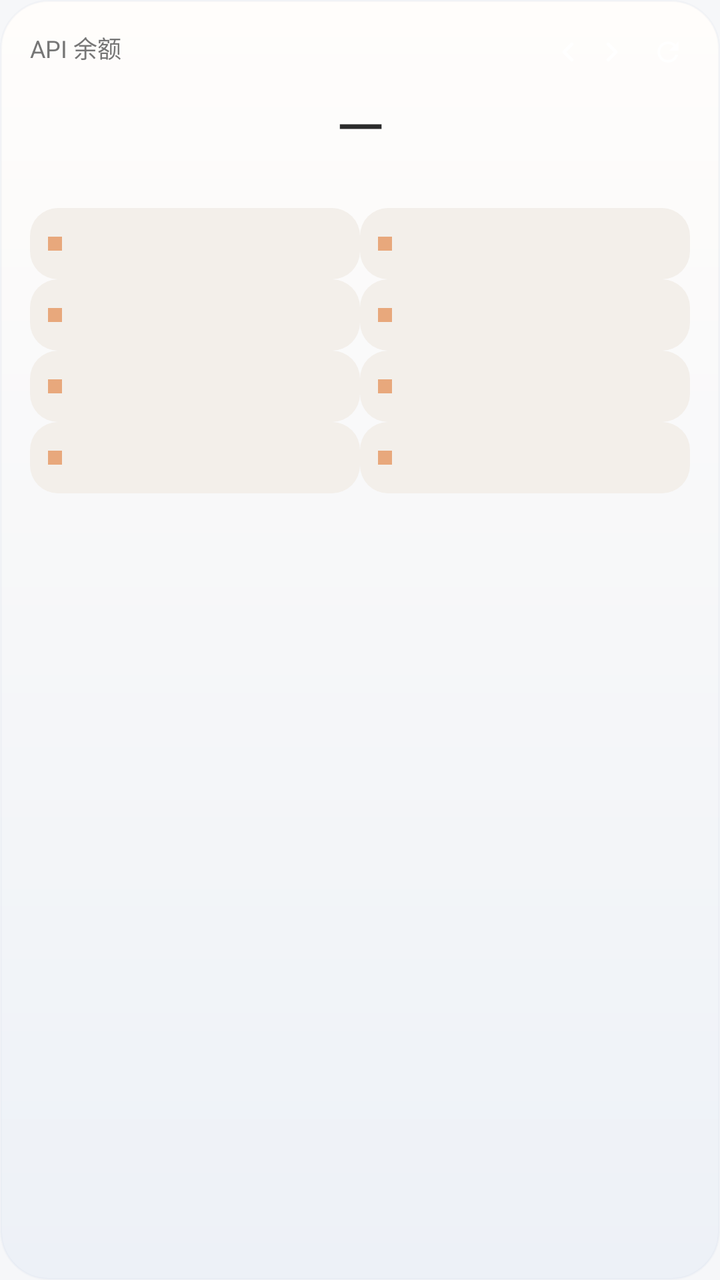
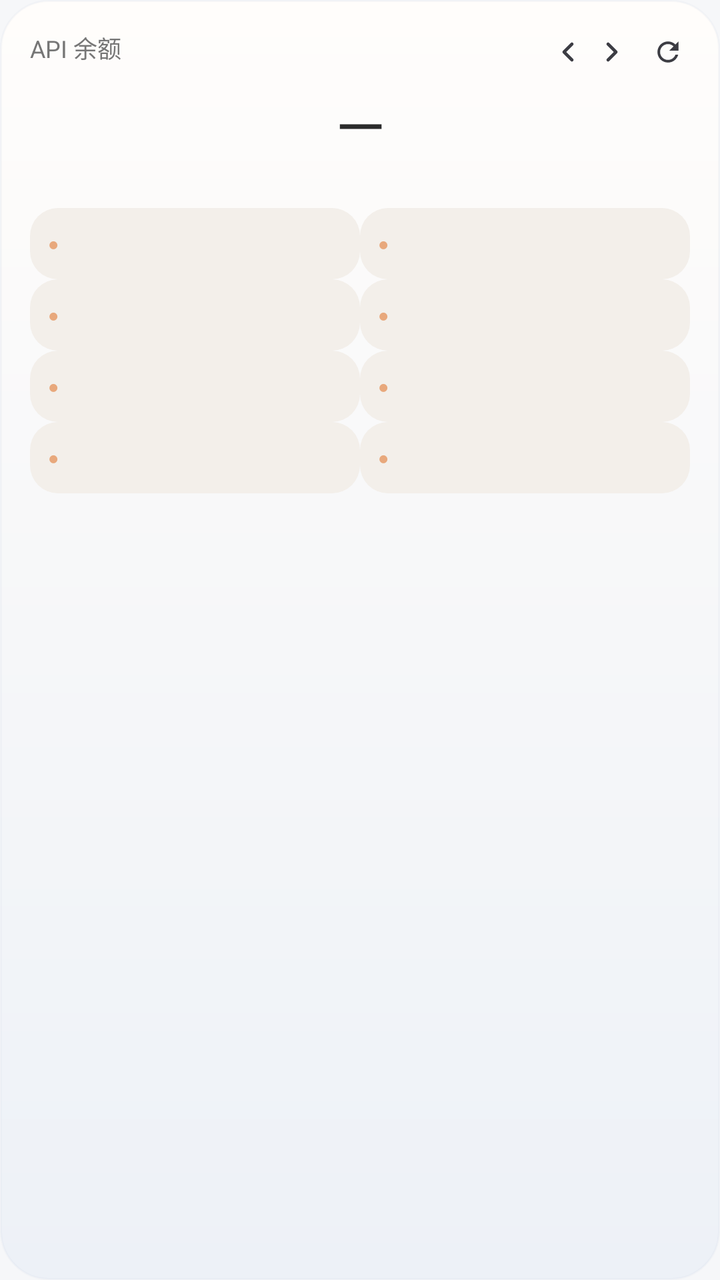

Screens rendered from an Android XML layout before and after an edit, with the pre-edit source and the edit as a unified diff.
<!-- AndroidManifest.xml: application theme AppTheme -->
<!-- res/layout/widget_style6.xml -->
<?xml version="1.0" encoding="utf-8"?>
<FrameLayout xmlns:android="http://schemas.android.com/apk/res/android"
    android:id="@+id/w2_root"
    android:layout_width="match_parent"
    android:layout_height="match_parent"
    android:background="@drawable/wg_t6"
    android:padding="15dp">

    <LinearLayout
        android:layout_width="match_parent"
        android:layout_height="wrap_content"
        android:orientation="vertical">

        <LinearLayout
            android:layout_width="match_parent"
            android:layout_height="wrap_content"
            android:orientation="horizontal"
            android:gravity="left">

            <TextView
                android:id="@+id/w2_title"
                android:layout_width="0dp"
                android:layout_height="wrap_content"
                android:layout_weight="1"
                android:minWidth="0dp"
                android:singleLine="true"
                android:ellipsize="end"
                android:includeFontPadding="false"
                android:textColor="#FF767676"
                android:textSize="12sp"
                android:text="API 余额" />

            <TextView
                android:id="@+id/w2_page"
                android:layout_width="wrap_content"
                android:layout_height="wrap_content"
                android:layout_marginStart="4dp"
                android:minWidth="0dp"
                android:includeFontPadding="false"
                android:textColor="#FF767676"
                android:textSize="10.5sp" />

            <ImageView
                android:id="@+id/w2_prev"
                android:clickable="true"
                android:focusable="true"
                android:layout_width="22dp"
                android:layout_height="22dp"
                android:layout_marginStart="2dp"
                android:scaleType="fitCenter"
                android:src="@drawable/ic_chevron_left"
                android:contentDescription="上一页" />

            <ImageView
                android:id="@+id/w2_next"
                android:clickable="true"
                android:focusable="true"
                android:layout_width="22dp"
                android:layout_height="22dp"
                android:scaleType="fitCenter"
                android:src="@drawable/ic_chevron_right"
                android:contentDescription="下一页" />

            <ImageView
                android:id="@+id/w2_refresh"
                android:clickable="true"
                android:focusable="true"
                android:layout_width="22dp"
                android:layout_height="22dp"
                android:layout_marginStart="6dp"
                android:scaleType="fitCenter"
                android:src="@drawable/ic_refresh"
                android:contentDescription="刷新" />
        </LinearLayout>

        <TextView
            android:id="@+id/w2_total"
            android:layout_width="match_parent"
            android:layout_height="wrap_content"
            android:layout_marginTop="8dp"
            android:includeFontPadding="false"
            android:gravity="center"
            android:textColor="@color/ws6_tx"
            android:textSize="32sp"
            android:text="—" />

        <TextView
            android:id="@+id/w2_sub"
            android:layout_width="match_parent"
            android:layout_height="wrap_content"
            android:layout_marginTop="2dp"
            android:includeFontPadding="false"
            android:singleLine="true"
            android:ellipsize="end"
            android:gravity="center"
            android:textColor="@color/ws6_tx3"
            android:textSize="10sp" />

        <LinearLayout
            android:layout_width="match_parent"
            android:layout_height="0dp"
            android:layout_weight="1"
            android:layout_marginTop="8dp"
            android:orientation="vertical">

            <LinearLayout
                android:id="@+id/w2_row1"
                android:layout_width="match_parent"
                android:layout_height="wrap_content"
                android:orientation="horizontal"
                android:gravity="center_vertical">


                <LinearLayout
                    android:id="@+id/w2_slot1"
                    android:layout_width="0dp"
                    android:layout_height="wrap_content"
                    android:layout_weight="1"
                    android:orientation="horizontal"
                    android:gravity="center_vertical"
                    android:padding="9dp"
                    android:background="@drawable/wslot_clay">

                    <TextView
                        android:id="@+id/w2_dot1"
                        android:layout_width="7dp"
                        android:layout_height="7dp"
                        android:layout_marginEnd="7dp"
                        android:background="@color/ws6_accent" />

                    <TextView
                        android:id="@+id/w2_name1"
                        android:layout_width="0dp"
                        android:layout_height="wrap_content"
                        android:layout_weight="1"
                        android:minWidth="0dp"
                        android:singleLine="true"
                        android:ellipsize="end"
                        android:includeFontPadding="false"
                        android:textColor="@color/ws6_tx2"
                        android:textSize="12sp" />

                    <TextView
                        android:id="@+id/w2_val1"
                        android:layout_width="wrap_content"
                        android:layout_height="wrap_content"
                        android:includeFontPadding="false"
                        android:textColor="@color/ws6_tx"
                        android:textSize="15sp" />
                </LinearLayout>

                <LinearLayout
                    android:id="@+id/w2_slot2"
                    android:layout_width="0dp"
                    android:layout_height="wrap_content"
                    android:layout_weight="1"
                    android:orientation="horizontal"
                    android:gravity="center_vertical"
                    android:padding="9dp"
                    android:background="@drawable/wslot_clay">

                    <TextView
                        android:id="@+id/w2_dot2"
                        android:layout_width="7dp"
                        android:layout_height="7dp"
                        android:layout_marginEnd="7dp"
                        android:background="@color/ws6_accent" />

                    <TextView
                        android:id="@+id/w2_name2"
                        android:layout_width="0dp"
                        android:layout_height="wrap_content"
                        android:layout_weight="1"
                        android:minWidth="0dp"
                        android:singleLine="true"
                        android:ellipsize="end"
                        android:includeFontPadding="false"
                        android:textColor="@color/ws6_tx2"
                        android:textSize="12sp" />

                    <TextView
                        android:id="@+id/w2_val2"
                        android:layout_width="wrap_content"
                        android:layout_height="wrap_content"
                        android:includeFontPadding="false"
                        android:textColor="@color/ws6_tx"
                        android:textSize="15sp" />
                </LinearLayout>
            </LinearLayout>

            <TextView
                android:id="@+id/w2_div1"
                android:layout_width="match_parent"
                android:layout_height="0dp"
                android:visibility="gone" />

            <LinearLayout
                android:id="@+id/w2_row2"
                android:layout_width="match_parent"
                android:layout_height="wrap_content"
                android:orientation="horizontal"
                android:gravity="center_vertical">


                <LinearLayout
                    android:id="@+id/w2_slot3"
                    android:layout_width="0dp"
                    android:layout_height="wrap_content"
                    android:layout_weight="1"
                    android:orientation="horizontal"
                    android:gravity="center_vertical"
                    android:padding="9dp"
                    android:background="@drawable/wslot_clay">

                    <TextView
                        android:id="@+id/w2_dot3"
                        android:layout_width="7dp"
                        android:layout_height="7dp"
                        android:layout_marginEnd="7dp"
                        android:background="@color/ws6_accent" />

                    <TextView
                        android:id="@+id/w2_name3"
                        android:layout_width="0dp"
                        android:layout_height="wrap_content"
                        android:layout_weight="1"
                        android:minWidth="0dp"
                        android:singleLine="true"
                        android:ellipsize="end"
                        android:includeFontPadding="false"
                        android:textColor="@color/ws6_tx2"
                        android:textSize="12sp" />

                    <TextView
                        android:id="@+id/w2_val3"
                        android:layout_width="wrap_content"
                        android:layout_height="wrap_content"
                        android:includeFontPadding="false"
                        android:textColor="@color/ws6_tx"
                        android:textSize="15sp" />
                </LinearLayout>

                <LinearLayout
                    android:id="@+id/w2_slot4"
                    android:layout_width="0dp"
                    android:layout_height="wrap_content"
                    android:layout_weight="1"
                    android:orientation="horizontal"
                    android:gravity="center_vertical"
                    android:padding="9dp"
                    android:background="@drawable/wslot_clay">

                    <TextView
                        android:id="@+id/w2_dot4"
                        android:layout_width="7dp"
                        android:layout_height="7dp"
                        android:layout_marginEnd="7dp"
                        android:background="@color/ws6_accent" />

                    <TextView
                        android:id="@+id/w2_name4"
                        android:layout_width="0dp"
                        android:layout_height="wrap_content"
                        android:layout_weight="1"
                        android:minWidth="0dp"
                        android:singleLine="true"
                        android:ellipsize="end"
                        android:includeFontPadding="false"
                        android:textColor="@color/ws6_tx2"
                        android:textSize="12sp" />

                    <TextView
                        android:id="@+id/w2_val4"
                        android:layout_width="wrap_content"
                        android:layout_height="wrap_content"
                        android:includeFontPadding="false"
                        android:textColor="@color/ws6_tx"
                        android:textSize="15sp" />
                </LinearLayout>
            </LinearLayout>

            <TextView
                android:id="@+id/w2_div2"
                android:layout_width="match_parent"
                android:layout_height="0dp"
                android:visibility="gone" />

            <LinearLayout
                android:id="@+id/w2_row3"
                android:layout_width="match_parent"
                android:layout_height="wrap_content"
                android:orientation="horizontal"
                android:gravity="center_vertical">


                <LinearLayout
                    android:id="@+id/w2_slot5"
                    android:layout_width="0dp"
                    android:layout_height="wrap_content"
                    android:layout_weight="1"
                    android:orientation="horizontal"
                    android:gravity="center_vertical"
                    android:padding="9dp"
                    android:background="@drawable/wslot_clay">

                    <TextView
                        android:id="@+id/w2_dot5"
                        android:layout_width="7dp"
                        android:layout_height="7dp"
                        android:layout_marginEnd="7dp"
                        android:background="@color/ws6_accent" />

                    <TextView
                        android:id="@+id/w2_name5"
                        android:layout_width="0dp"
                        android:layout_height="wrap_content"
                        android:layout_weight="1"
                        android:minWidth="0dp"
                        android:singleLine="true"
                        android:ellipsize="end"
                        android:includeFontPadding="false"
                        android:textColor="@color/ws6_tx2"
                        android:textSize="12sp" />

                    <TextView
                        android:id="@+id/w2_val5"
                        android:layout_width="wrap_content"
                        android:layout_height="wrap_content"
                        android:includeFontPadding="false"
                        android:textColor="@color/ws6_tx"
                        android:textSize="15sp" />
                </LinearLayout>

                <LinearLayout
                    android:id="@+id/w2_slot6"
                    android:layout_width="0dp"
                    android:layout_height="wrap_content"
                    android:layout_weight="1"
                    android:orientation="horizontal"
                    android:gravity="center_vertical"
                    android:padding="9dp"
                    android:background="@drawable/wslot_clay">

                    <TextView
                        android:id="@+id/w2_dot6"
                        android:layout_width="7dp"
                        android:layout_height="7dp"
                        android:layout_marginEnd="7dp"
                        android:background="@color/ws6_accent" />

                    <TextView
                        android:id="@+id/w2_name6"
                        android:layout_width="0dp"
                        android:layout_height="wrap_content"
                        android:layout_weight="1"
                        android:minWidth="0dp"
                        android:singleLine="true"
                        android:ellipsize="end"
                        android:includeFontPadding="false"
                        android:textColor="@color/ws6_tx2"
                        android:textSize="12sp" />

                    <TextView
                        android:id="@+id/w2_val6"
                        android:layout_width="wrap_content"
                        android:layout_height="wrap_content"
                        android:includeFontPadding="false"
                        android:textColor="@color/ws6_tx"
                        android:textSize="15sp" />
                </LinearLayout>
            </LinearLayout>

            <TextView
                android:id="@+id/w2_div3"
                android:layout_width="match_parent"
                android:layout_height="0dp"
                android:visibility="gone" />

            <LinearLayout
                android:id="@+id/w2_row4"
                android:layout_width="match_parent"
                android:layout_height="wrap_content"
                android:orientation="horizontal"
                android:gravity="center_vertical">


                <LinearLayout
                    android:id="@+id/w2_slot7"
                    android:layout_width="0dp"
                    android:layout_height="wrap_content"
                    android:layout_weight="1"
                    android:orientation="horizontal"
                    android:gravity="center_vertical"
                    android:padding="9dp"
                    android:background="@drawable/wslot_clay">

                    <TextView
                        android:id="@+id/w2_dot7"
                        android:layout_width="7dp"
                        android:layout_height="7dp"
                        android:layout_marginEnd="7dp"
                        android:background="@color/ws6_accent" />

                    <TextView
                        android:id="@+id/w2_name7"
                        android:layout_width="0dp"
                        android:layout_height="wrap_content"
                        android:layout_weight="1"
                        android:minWidth="0dp"
                        android:singleLine="true"
                        android:ellipsize="end"
                        android:includeFontPadding="false"
                        android:textColor="@color/ws6_tx2"
                        android:textSize="12sp" />

                    <TextView
                        android:id="@+id/w2_val7"
                        android:layout_width="wrap_content"
                        android:layout_height="wrap_content"
                        android:includeFontPadding="false"
                        android:textColor="@color/ws6_tx"
                        android:textSize="15sp" />
                </LinearLayout>

                <LinearLayout
                    android:id="@+id/w2_slot8"
                    android:layout_width="0dp"
                    android:layout_height="wrap_content"
                    android:layout_weight="1"
                    android:orientation="horizontal"
                    android:gravity="center_vertical"
                    android:padding="9dp"
                    android:background="@drawable/wslot_clay">

                    <TextView
                        android:id="@+id/w2_dot8"
                        android:layout_width="7dp"
                        android:layout_height="7dp"
                        android:layout_marginEnd="7dp"
                        android:background="@color/ws6_accent" />

                    <TextView
                        android:id="@+id/w2_name8"
                        android:layout_width="0dp"
                        android:layout_height="wrap_content"
                        android:layout_weight="1"
                        android:minWidth="0dp"
                        android:singleLine="true"
                        android:ellipsize="end"
                        android:includeFontPadding="false"
                        android:textColor="@color/ws6_tx2"
                        android:textSize="12sp" />

                    <TextView
                        android:id="@+id/w2_val8"
                        android:layout_width="wrap_content"
                        android:layout_height="wrap_content"
                        android:includeFontPadding="false"
                        android:textColor="@color/ws6_tx"
                        android:textSize="15sp" />
                </LinearLayout>
            </LinearLayout>
        </LinearLayout>

    </LinearLayout>
</FrameLayout>
<!-- resources referenced by this layout -->
<resources>
  <color name="ws6_accent">#FFE8A87C</color>
  <color name="ws6_tx">#FF2B2B2B</color>
  <color name="ws6_tx2">#FF767676</color>
  <color name="ws6_tx3">#FFA0A0A0</color>
  <!-- drawable ic_chevron_left (drawable) -->
  <?xml version="1.0" encoding="utf-8"?>
  <vector xmlns:android="http://schemas.android.com/apk/res/android"
      android:width="24dp"
      android:height="24dp"
      android:viewportWidth="24"
      android:viewportHeight="24">
  
      <group
          android:pivotX="12"
          android:pivotY="12"
          android:scaleX="0.72"
          android:scaleY="0.72">
  
          <path
              android:pathData="M15,6 L9,12 L15,18"
              android:strokeColor="#FFFFFF"
              android:strokeWidth="2.4"
              android:strokeLineCap="round"
              android:strokeLineJoin="round"
              android:fillColor="#00000000" />
      </group>
  </vector>
  <!-- drawable ic_chevron_right (drawable) -->
  <?xml version="1.0" encoding="utf-8"?>
  <vector xmlns:android="http://schemas.android.com/apk/res/android"
      android:width="24dp"
      android:height="24dp"
      android:viewportWidth="24"
      android:viewportHeight="24">
  
      <group
          android:pivotX="12"
          android:pivotY="12"
          android:scaleX="0.72"
          android:scaleY="0.72">
  
          <path
              android:pathData="M9,6 L15,12 L9,18"
              android:strokeColor="#FFFFFF"
              android:strokeWidth="2.4"
              android:strokeLineCap="round"
              android:strokeLineJoin="round"
              android:fillColor="#00000000" />
      </group>
  </vector>
  <!-- drawable ic_refresh (drawable) -->
  <?xml version="1.0" encoding="utf-8"?>
  <vector xmlns:android="http://schemas.android.com/apk/res/android"
      android:width="24dp"
      android:height="24dp"
      android:viewportWidth="24"
      android:viewportHeight="24">
  
      <group
          android:pivotX="12"
          android:pivotY="12"
          android:scaleX="0.72"
          android:scaleY="0.72">
  
          <path
              android:fillColor="#FFFFFF"
              android:pathData="M17.65,6.35C16.2,4.9 14.21,4 12,4c-4.42,0 -7.99,3.58 -8,8s3.57,8 8,8c3.73,0 6.84,-2.55 7.73,-6h-2.08c-0.82,2.33 -3.04,4 -5.65,4 -3.31,0 -6,-2.69 -6,-6s2.69,-6 6,-6c1.66,0 3.14,0.69 4.22,1.78L13,11h7V4l-2.35,2.35z" />
      </group>
  </vector>
  <!-- drawable wslot_clay (drawable) -->
  <?xml version="1.0" encoding="utf-8"?>
  <shape xmlns:android="http://schemas.android.com/apk/res/android" android:shape="rectangle">
      <solid android:color="#FFF3EFEA" />
      <corners android:radius="14dp" />
  </shape>
  <!-- drawable seg_bg (drawable) -->
  <?xml version="1.0" encoding="utf-8"?>
  <shape xmlns:android="http://schemas.android.com/apk/res/android"
      android:shape="rectangle">
      <corners android:radius="14dp" />
      <solid android:color="?attr/c_neu_surface" />
      <stroke android:width="1dp" android:color="?attr/c_neu_dark" />
  </shape>
  <!-- drawable input_aurora (drawable) -->
  <?xml version="1.0" encoding="utf-8"?>
  <shape xmlns:android="http://schemas.android.com/apk/res/android"
      android:shape="rectangle">
      <corners android:radius="12dp" />
      <solid android:color="?attr/c_input" />
      <stroke android:width="1dp" android:color="?attr/c_line" />
  </shape>
  <!-- drawable seg_sel (drawable) -->
  <?xml version="1.0" encoding="utf-8"?>
  <shape xmlns:android="http://schemas.android.com/apk/res/android"
      android:shape="rectangle">
      <corners android:radius="10dp" />
      <solid android:color="?attr/c_accent_soft" />
  </shape>
  <style name="DialogAnim">
          <item name="android:windowEnterAnimation">@anim/dialog_in</item>
          <item name="android:windowExitAnimation">@anim/dialog_out</item>
      </style>
  <!-- unchanged entries left out for length: 6 -->
</resources>

<!-- the commit's change to res/layout/widget_style6.xml (unified diff, before → after) -->
@@ -16,7 +16,6 @@
             android:layout_height="wrap_content"
             android:orientation="horizontal"
             android:gravity="left">
-
             <TextView
                 android:id="@+id/w2_title"
                 android:layout_width="0dp"
@@ -48,7 +47,7 @@
                 android:layout_height="22dp"
                 android:layout_marginStart="2dp"
                 android:scaleType="fitCenter"
-                android:src="@drawable/ic_chevron_left"
+                android:src="@drawable/ic_chevron_left_dark"
                 android:contentDescription="上一页" />
 
             <ImageView
@@ -58,7 +57,7 @@
                 android:layout_width="22dp"
                 android:layout_height="22dp"
                 android:scaleType="fitCenter"
-                android:src="@drawable/ic_chevron_right"
+                android:src="@drawable/ic_chevron_right_dark"
                 android:contentDescription="下一页" />
 
             <ImageView
@@ -69,7 +68,7 @@
                 android:layout_height="22dp"
                 android:layout_marginStart="6dp"
                 android:scaleType="fitCenter"
-                android:src="@drawable/ic_refresh"
+                android:src="@drawable/ic_refresh_dark"
                 android:contentDescription="刷新" />
         </LinearLayout>
 
@@ -123,10 +122,13 @@
 
                     <TextView
                         android:id="@+id/w2_dot1"
-                        android:layout_width="7dp"
-                        android:layout_height="7dp"
-                        android:layout_marginEnd="7dp"
-                        android:background="@color/ws6_accent" />
+                        android:layout_width="wrap_content"
+                        android:layout_height="wrap_content"
+                        android:layout_marginEnd="7dp"
+                        android:includeFontPadding="false"
+                        android:text="●"
+                        android:textSize="9sp"
+                        android:textColor="@color/ws6_accent" />
 
                     <TextView
                         android:id="@+id/w2_name1"
@@ -161,10 +163,13 @@
 
                     <TextView
                         android:id="@+id/w2_dot2"
-                        android:layout_width="7dp"
-                        android:layout_height="7dp"
-                        android:layout_marginEnd="7dp"
-                        android:background="@color/ws6_accent" />
+                        android:layout_width="wrap_content"
+                        android:layout_height="wrap_content"
+                        android:layout_marginEnd="7dp"
+                        android:includeFontPadding="false"
+                        android:text="●"
+                        android:textSize="9sp"
+                        android:textColor="@color/ws6_accent" />
 
                     <TextView
                         android:id="@+id/w2_name2"
@@ -214,10 +219,13 @@
 
                     <TextView
                         android:id="@+id/w2_dot3"
-                        android:layout_width="7dp"
-                        android:layout_height="7dp"
-                        android:layout_marginEnd="7dp"
-                        android:background="@color/ws6_accent" />
+                        android:layout_width="wrap_content"
+                        android:layout_height="wrap_content"
+                        android:layout_marginEnd="7dp"
+                        android:includeFontPadding="false"
+                        android:text="●"
+                        android:textSize="9sp"
+                        android:textColor="@color/ws6_accent" />
 
                     <TextView
                         android:id="@+id/w2_name3"
@@ -252,10 +260,13 @@
 
                     <TextView
                         android:id="@+id/w2_dot4"
-                        android:layout_width="7dp"
-                        android:layout_height="7dp"
-                        android:layout_marginEnd="7dp"
-                        android:background="@color/ws6_accent" />
+                        android:layout_width="wrap_content"
+                        android:layout_height="wrap_content"
+                        android:layout_marginEnd="7dp"
+                        android:includeFontPadding="false"
+                        android:text="●"
+                        android:textSize="9sp"
+                        android:textColor="@color/ws6_accent" />
 
                     <TextView
                         android:id="@+id/w2_name4"
@@ -305,10 +316,13 @@
 
                     <TextView
                         android:id="@+id/w2_dot5"
-                        android:layout_width="7dp"
-                        android:layout_height="7dp"
-                        android:layout_marginEnd="7dp"
-                        android:background="@color/ws6_accent" />
+                        android:layout_width="wrap_content"
+                        android:layout_height="wrap_content"
+                        android:layout_marginEnd="7dp"
+                        android:includeFontPadding="false"
+                        android:text="●"
+                        android:textSize="9sp"
+                        android:textColor="@color/ws6_accent" />
 
                     <TextView
                         android:id="@+id/w2_name5"
@@ -343,10 +357,13 @@
 
                     <TextView
                         android:id="@+id/w2_dot6"
-                        android:layout_width="7dp"
-                        android:layout_height="7dp"
-                        android:layout_marginEnd="7dp"
-                        android:background="@color/ws6_accent" />
+                        android:layout_width="wrap_content"
+                        android:layout_height="wrap_content"
+                        android:layout_marginEnd="7dp"
+                        android:includeFontPadding="false"
+                        android:text="●"
+                        android:textSize="9sp"
+                        android:textColor="@color/ws6_accent" />
 
                     <TextView
                         android:id="@+id/w2_name6"
@@ -396,10 +413,13 @@
 
                     <TextView
                         android:id="@+id/w2_dot7"
-                        android:layout_width="7dp"
-                        android:layout_height="7dp"
-                        android:layout_marginEnd="7dp"
-                        android:background="@color/ws6_accent" />
+                        android:layout_width="wrap_content"
+                        android:layout_height="wrap_content"
+                        android:layout_marginEnd="7dp"
+                        android:includeFontPadding="false"
+                        android:text="●"
+                        android:textSize="9sp"
+                        android:textColor="@color/ws6_accent" />
 
                     <TextView
                         android:id="@+id/w2_name7"
@@ -434,10 +454,13 @@
 
                     <TextView
                         android:id="@+id/w2_dot8"
-                        android:layout_width="7dp"
-                        android:layout_height="7dp"
-                        android:layout_marginEnd="7dp"
-                        android:background="@color/ws6_accent" />
+                        android:layout_width="wrap_content"
+                        android:layout_height="wrap_content"
+                        android:layout_marginEnd="7dp"
+                        android:includeFontPadding="false"
+                        android:text="●"
+                        android:textSize="9sp"
+                        android:textColor="@color/ws6_accent" />
 
                     <TextView
                         android:id="@+id/w2_name8"
<!-- resource entries referenced after the edit -->
@@ -4,7 +4,7 @@
   <color name="ws6_tx">#FF2B2B2B</color>
   <color name="ws6_tx2">#FF767676</color>
   <color name="ws6_tx3">#FFA0A0A0</color>
-  <!-- drawable ic_chevron_left (drawable) -->
+  <!-- drawable ic_chevron_left_dark (drawable) -->
   <?xml version="1.0" encoding="utf-8"?>
   <vector xmlns:android="http://schemas.android.com/apk/res/android"
       android:width="24dp"
@@ -20,14 +20,14 @@
   
           <path
               android:pathData="M15,6 L9,12 L15,18"
-              android:strokeColor="#FFFFFF"
+              android:strokeColor="#FF3C3C43"
               android:strokeWidth="2.4"
               android:strokeLineCap="round"
               android:strokeLineJoin="round"
               android:fillColor="#00000000" />
       </group>
   </vector>
-  <!-- drawable ic_chevron_right (drawable) -->
+  <!-- drawable ic_chevron_right_dark (drawable) -->
   <?xml version="1.0" encoding="utf-8"?>
   <vector xmlns:android="http://schemas.android.com/apk/res/android"
       android:width="24dp"
@@ -43,14 +43,14 @@
   
           <path
               android:pathData="M9,6 L15,12 L9,18"
-              android:strokeColor="#FFFFFF"
+              android:strokeColor="#FF3C3C43"
               android:strokeWidth="2.4"
               android:strokeLineCap="round"
               android:strokeLineJoin="round"
               android:fillColor="#00000000" />
       </group>
   </vector>
-  <!-- drawable ic_refresh (drawable) -->
+  <!-- drawable ic_refresh_dark (drawable) -->
   <?xml version="1.0" encoding="utf-8"?>
   <vector xmlns:android="http://schemas.android.com/apk/res/android"
       android:width="24dp"
@@ -65,7 +65,7 @@
           android:scaleY="0.72">
   
           <path
-              android:fillColor="#FFFFFF"
+              android:fillColor="#FF3C3C43"
               android:pathData="M17.65,6.35C16.2,4.9 14.21,4 12,4c-4.42,0 -7.99,3.58 -8,8s3.57,8 8,8c3.73,0 6.84,-2.55 7.73,-6h-2.08c-0.82,2.33 -3.04,4 -5.65,4 -3.31,0 -6,-2.69 -6,-6s2.69,-6 6,-6c1.66,0 3.14,0.69 4.22,1.78L13,11h7V4l-2.35,2.35z" />
       </group>
   </vector>
